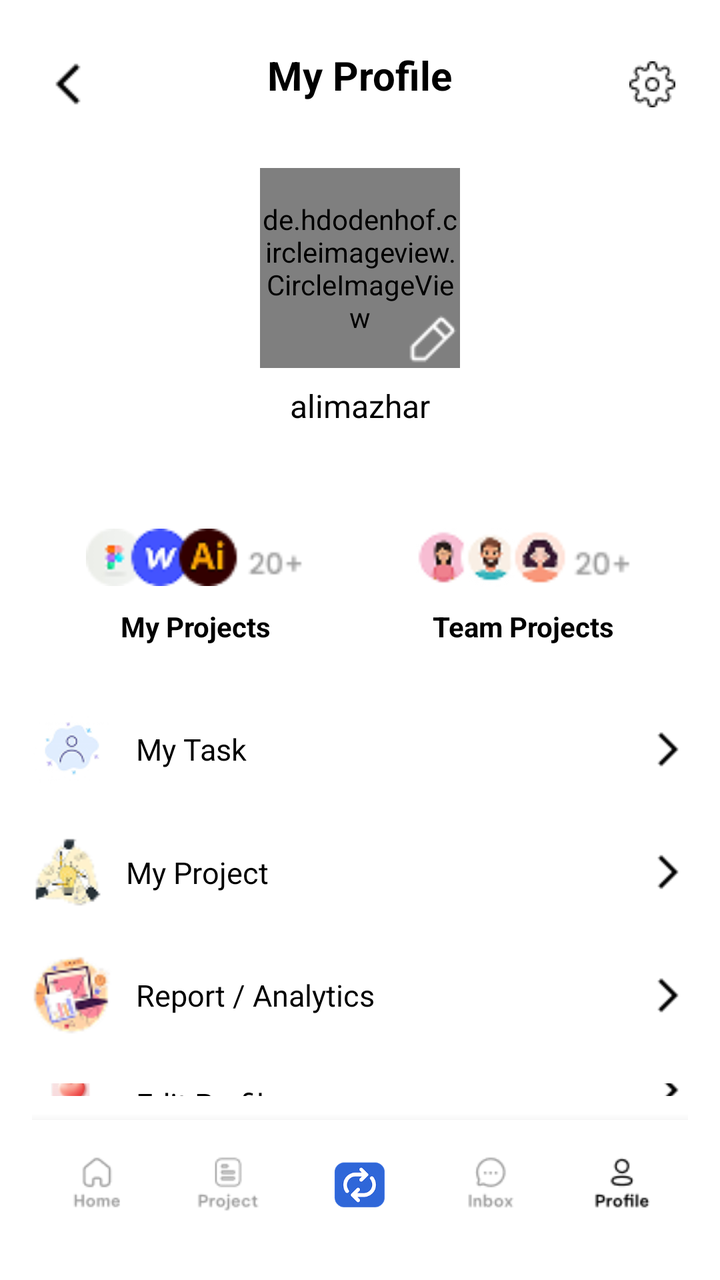
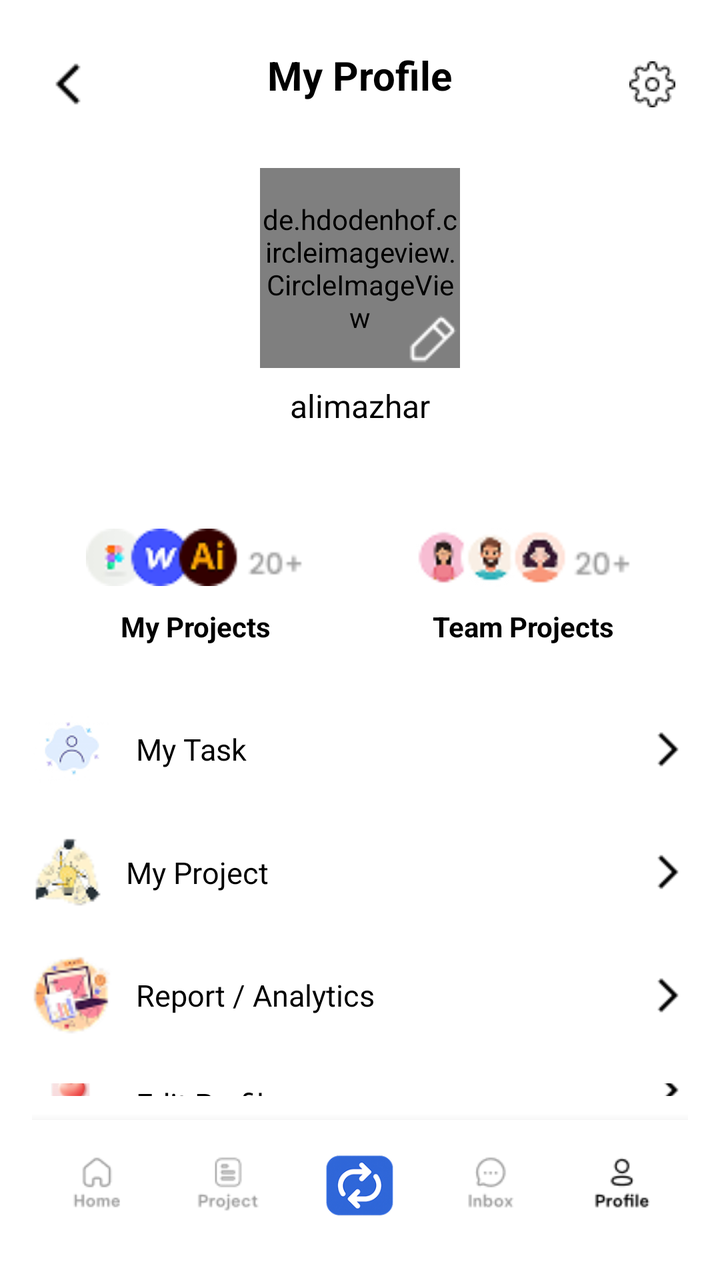

Compare the two renders of this Android layout. The source of the first and the diff that turns it into the second are given below.
<!-- AndroidManifest.xml: application theme Theme.Teamflow -->
<!-- res/layout/activity_profile_screen.xml -->
<?xml version="1.0" encoding="utf-8"?>
<LinearLayout xmlns:android="http://schemas.android.com/apk/res/android"
    xmlns:app="http://schemas.android.com/apk/res-auto"
    android:id="@+id/profile_root"
    android:layout_width="match_parent"
    android:layout_height="match_parent"
    android:orientation="vertical"
    android:background="@color/white"
    android:padding="16dp">

    
    <RelativeLayout
        android:id="@+id/topBar"
        android:layout_width="match_parent"
        android:layout_height="wrap_content"
        android:paddingVertical="8dp">

        <ImageButton
            android:id="@+id/btnBack"
            android:layout_width="36dp"
            android:layout_height="36dp"
            android:background="@null"
            android:src="@drawable/back_arrow_head"
            android:contentDescription="Back" />

        <TextView
            android:id="@+id/tvProfileTitle"
            android:layout_width="wrap_content"
            android:layout_height="wrap_content"
            android:layout_centerHorizontal="true"
            android:text="My Profile"
            android:textColor="@color/black"
            android:textStyle="bold"
            android:textSize="20sp" />

        <ImageButton
            android:id="@+id/btnSettings"
            android:layout_width="36dp"
            android:layout_height="36dp"
            android:layout_alignParentEnd="true"
            android:background="@null"
            android:src="@drawable/ic_settings"
            android:contentDescription="Settings" />
    </RelativeLayout>

    
    <LinearLayout
        android:id="@+id/profileInfoSection"
        android:layout_width="match_parent"
        android:layout_height="wrap_content"
        android:gravity="center"
        android:orientation="vertical"
        android:layout_marginTop="16dp">

        <RelativeLayout
            android:layout_width="100dp"
            android:layout_height="100dp">

            <de.hdodenhof.circleimageview.CircleImageView
                android:id="@+id/imgProfile"
                android:layout_width="150dp"
                android:layout_height="150dp"
                android:src="@drawable/ic_avatar"
                android:scaleType="centerCrop"
                app:civ_border_width="1dp"
                app:civ_border_color="#FF000000"
                 />

            <ImageButton
                android:id="@+id/btnEditProfilePic"
                android:layout_width="28dp"
                android:layout_height="28dp"
                android:layout_alignParentBottom="true"
                android:layout_alignParentEnd="true"
                android:background="@drawable/edit_pen"
                android:contentDescription="Edit Profile Picture" />
        </RelativeLayout>

        <TextView
            android:id="@+id/tvUsername"
            android:layout_width="wrap_content"
            android:layout_height="wrap_content"
            android:text="alimazhar"
            android:textSize="16sp"
            android:textColor="@color/black"
            android:layout_marginTop="8dp" />
    </LinearLayout>

    
    <LinearLayout
        android:id="@+id/projectsSection"
        android:layout_width="match_parent"
        android:layout_height="wrap_content"
        android:orientation="horizontal"
        android:gravity="center"
        android:layout_marginTop="40dp">

        
        <LinearLayout
            android:id="@+id/layoutMyProjects"
            android:layout_width="0dp"
            android:layout_weight="1"
            android:layout_height="wrap_content"
            android:orientation="vertical"
            android:gravity="center">

            <ImageView
                android:layout_width="110dp"
                android:layout_height="50dp"
                android:src="@drawable/ic_myprojects" />

            <TextView
                android:layout_width="wrap_content"
                android:layout_height="wrap_content"
                android:text="My Projects"
                android:textStyle="bold"
                android:textColor="@color/black"
                android:textSize="14sp" />

       
        </LinearLayout>

        
        <LinearLayout
            android:id="@+id/layoutTeamProjects"
            android:layout_width="0dp"
            android:layout_weight="1"
            android:layout_height="wrap_content"
            android:orientation="vertical"
            android:gravity="center">

            <ImageView
                android:layout_width="110dp"
                android:layout_height="50dp"
                android:src="@drawable/ic_teamprojects" />

            <TextView
                android:layout_width="wrap_content"
                android:layout_height="wrap_content"
                android:text="Team Projects"
                android:textStyle="bold"
                android:textColor="@color/black"
                android:textSize="14sp" />

  
        </LinearLayout>
    </LinearLayout>

    
    <LinearLayout
        android:id="@+id/optionsMenu"
        android:layout_width="match_parent"
        android:layout_height="0dp"
        android:layout_weight="1"
        android:orientation="vertical"
        android:layout_marginTop="20dp">

        
        <LinearLayout
            android:id="@+id/btnMyTask"
            android:layout_width="match_parent"
            android:layout_height="wrap_content"
            android:orientation="horizontal"
            android:paddingVertical="12dp"
            android:gravity="center_vertical">

            <ImageView
                android:layout_width="40dp"
                android:layout_height="40dp"
                android:src="@drawable/ic_mytask_logout" />

            <TextView
                android:layout_width="0dp"
                android:layout_height="wrap_content"
                android:layout_weight="1"
                android:text="My Task"
                android:textColor="@color/black"
                android:textSize="15sp"
                android:layout_marginStart="12dp" />

            <ImageView
                android:layout_width="20dp"
                android:layout_height="20dp"
                android:rotation="180"
                android:src="@drawable/back_arrow_head" />
        </LinearLayout>

        
        <LinearLayout
            android:id="@+id/btnMyProject"
            android:layout_width="match_parent"
            android:layout_height="wrap_content"
            android:orientation="horizontal"
            android:paddingVertical="12dp"
            android:gravity="center_vertical">

            <ImageView
                android:layout_width="35dp"
                android:layout_height="35dp"
                android:src="@drawable/ic_myproject" />

            <TextView
                android:layout_width="0dp"
                android:layout_height="wrap_content"
                android:layout_weight="1"
                android:text="My Project"
                android:textColor="@color/black"
                android:textSize="15sp"
                android:layout_marginStart="12dp" />

            <ImageView
                android:layout_width="20dp"
                android:layout_height="20dp"
                android:rotation="180"
                android:src="@drawable/back_arrow_head" />
        </LinearLayout>

        
        <LinearLayout
            android:id="@+id/btnReportAnalytics"
            android:layout_width="match_parent"
            android:layout_height="wrap_content"
            android:orientation="horizontal"
            android:paddingVertical="12dp"
            android:gravity="center_vertical">

            <ImageView
                android:layout_width="40dp"
                android:layout_height="40dp"
                android:src="@drawable/ic_report" />

            <TextView
                android:layout_width="0dp"
                android:layout_height="wrap_content"
                android:layout_weight="1"
                android:text="Report / Analytics"
                android:textColor="@color/black"
                android:textSize="15sp"
                android:layout_marginStart="12dp" />

            <ImageView
                android:layout_width="20dp"
                android:layout_height="20dp"
                android:rotation="180"
                android:src="@drawable/back_arrow_head" />
        </LinearLayout>

        
        <LinearLayout
            android:id="@+id/btnEditProfile"
            android:layout_width="match_parent"
            android:layout_height="wrap_content"
            android:orientation="horizontal"
            android:paddingVertical="12dp"
            android:gravity="center_vertical">

            <ImageView
                android:layout_width="40dp"
                android:layout_height="40dp"
                android:src="@drawable/ic_favorites" />

            <TextView
                android:layout_width="0dp"
                android:layout_height="wrap_content"
                android:layout_weight="1"
                android:text="Edit Profile"
                android:textColor="@color/black"
                android:textSize="15sp"
                android:layout_marginStart="12dp" />

            <ImageView
                android:layout_width="20dp"
                android:layout_height="20dp"
                android:rotation="180"
                android:src="@drawable/back_arrow_head" />
        </LinearLayout>

        
        <LinearLayout
            android:id="@+id/btnLogout"
            android:layout_width="match_parent"
            android:layout_height="wrap_content"
            android:orientation="horizontal"
            android:paddingVertical="12dp"
            android:gravity="center_vertical">

            <ImageView
                android:layout_width="40dp"
                android:layout_height="40dp"
                android:src="@drawable/ic_mytask_logout" />

            <TextView
                android:layout_width="0dp"
                android:layout_height="wrap_content"
                android:layout_weight="1"
                android:text="Log out"
                android:textColor="@color/black"
                android:textSize="15sp"
                android:layout_marginStart="12dp" />

            <ImageView
                android:layout_width="20dp"
                android:layout_height="20dp"
                android:rotation="180"
                android:src="@drawable/back_arrow_head" />
        </LinearLayout>
    </LinearLayout>

    
    <LinearLayout
        android:id="@+id/bottomNav"
        android:layout_alignParentBottom="true"
        android:layout_width="match_parent"
        android:layout_height="64dp"
        android:orientation="horizontal"
        android:background="@color/white"
        android:weightSum="5"
        android:elevation="8dp"
        android:paddingVertical="8dp">

        
        <LinearLayout
            android:id="@+id/navHome"
            android:layout_width="0dp"
            android:layout_height="match_parent"
            android:layout_weight="1"
            android:gravity="center"
            android:orientation="vertical">
            <ImageView
                android:layout_width="match_parent"
                android:layout_height="match_parent"
                android:layout_margin="10dp"
                android:src="@drawable/home_unselect"
                android:scaleType="fitCenter" />
        </LinearLayout>

        
        <LinearLayout
            android:id="@+id/navProjects"
            android:layout_width="0dp"
            android:layout_height="match_parent"
            android:layout_weight="1"
            android:gravity="center"
            android:orientation="vertical">
            <ImageView
                android:layout_width="match_parent"
                android:layout_height="match_parent"
                android:layout_margin="10dp"
                android:src="@drawable/project_unselect"
                android:scaleType="fitCenter" />
        </LinearLayout>

        
        <LinearLayout
            android:id="@+id/navCalendar"
            android:layout_width="0dp"
            android:layout_height="match_parent"
            android:layout_weight="1"
            android:gravity="center"
            android:orientation="vertical">
            <ImageView
                android:layout_width="match_parent"
                android:layout_height="match_parent"
                android:layout_margin="10dp"
                android:src="@drawable/logo_main"
                android:scaleType="fitCenter" />
        </LinearLayout>

        
        <LinearLayout
            android:id="@+id/navInbox"
            android:layout_width="0dp"
            android:layout_height="match_parent"
            android:layout_weight="1"
            android:gravity="center"
            android:orientation="vertical">
            <ImageView
                android:layout_width="match_parent"
                android:layout_height="match_parent"
                android:layout_margin="10dp"
                android:src="@drawable/inbox_unselect"
                android:scaleType="fitCenter" />
        </LinearLayout>

        
        <LinearLayout
            android:id="@+id/navProfile"
            android:layout_width="0dp"
            android:layout_height="match_parent"
            android:layout_weight="1"
            android:gravity="center"
            android:orientation="vertical">
            <ImageView
                android:layout_width="match_parent"
                android:layout_height="match_parent"
                android:layout_margin="10dp"
                android:tint="@color/black"
                android:src="@drawable/profile_unselect"
                android:scaleType="fitCenter" />
        </LinearLayout>
    </LinearLayout>
</LinearLayout>
<!-- resources referenced by this layout -->
<resources>
  <color name="black">#FF000000</color>
  <color name="white">#FFFFFFFF</color>
  <!-- drawable back_arrow_head: png bitmap (drawable, 210 bytes) -->
  <!-- drawable edit_pen: png bitmap (drawable, 311 bytes) -->
  <!-- drawable home_unselect: png bitmap (drawable, 898 bytes) -->
  <!-- drawable ic_avatar: png bitmap (drawable, 9396 bytes) -->
  <!-- drawable ic_favorites: png bitmap (drawable, 2783 bytes) -->
  <!-- drawable ic_myproject: png bitmap (drawable, 2524 bytes) -->
  <!-- drawable ic_myprojects: png bitmap (drawable, 3120 bytes) -->
  <!-- drawable ic_mytask_logout: png bitmap (drawable, 2630 bytes) -->
  <!-- drawable ic_report: png bitmap (drawable, 3571 bytes) -->
  <!-- drawable ic_settings: png bitmap (drawable, 476 bytes) -->
  <!-- drawable ic_teamprojects: png bitmap (drawable, 3392 bytes) -->
  <!-- drawable inbox_unselect: png bitmap (drawable, 952 bytes) -->
  <!-- drawable logo_main: png bitmap (drawable, 15760 bytes) -->
  <!-- drawable profile_unselect: png bitmap (drawable, 1003 bytes) -->
  <!-- drawable project_unselect: png bitmap (drawable, 1091 bytes) -->
  <style name="Theme.Teamflow" parent="Base.Theme.Teamflow" />
  <style name="Base.Theme.Teamflow" parent="Theme.Material3.DayNight.NoActionBar">
          
         <item name="colorPrimary">#2F6CE5</item>
      </style>
</resources>

<!-- the commit's change to res/layout/activity_profile_screen.xml (unified diff, before → after) -->
@@ -358,10 +358,10 @@
             android:layout_weight="1"
             android:gravity="center"
             android:orientation="vertical">
-            <ImageView
-                android:layout_width="match_parent"
-                android:layout_height="match_parent"
-                android:layout_margin="10dp"
+
+            <ImageView
+                android:layout_width="55dp"
+                android:layout_height="55dp"
                 android:src="@drawable/logo_main"
                 android:scaleType="fitCenter" />
         </LinearLayout>
